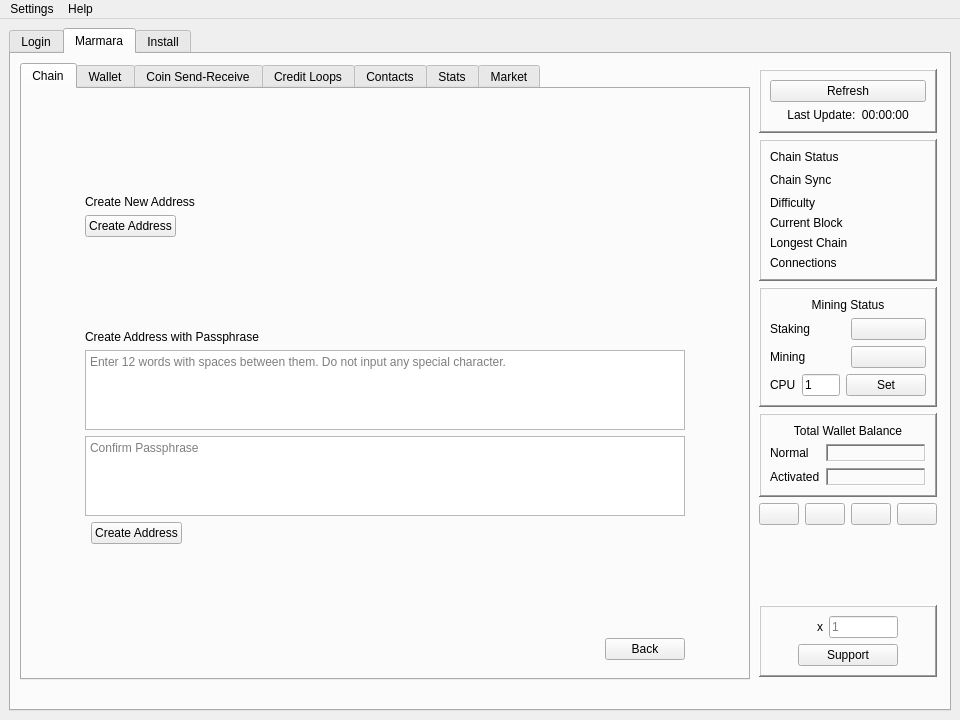
marmarachain/marmara-connector, file src/main/python/qtguidesign.ui: the form before one commit.
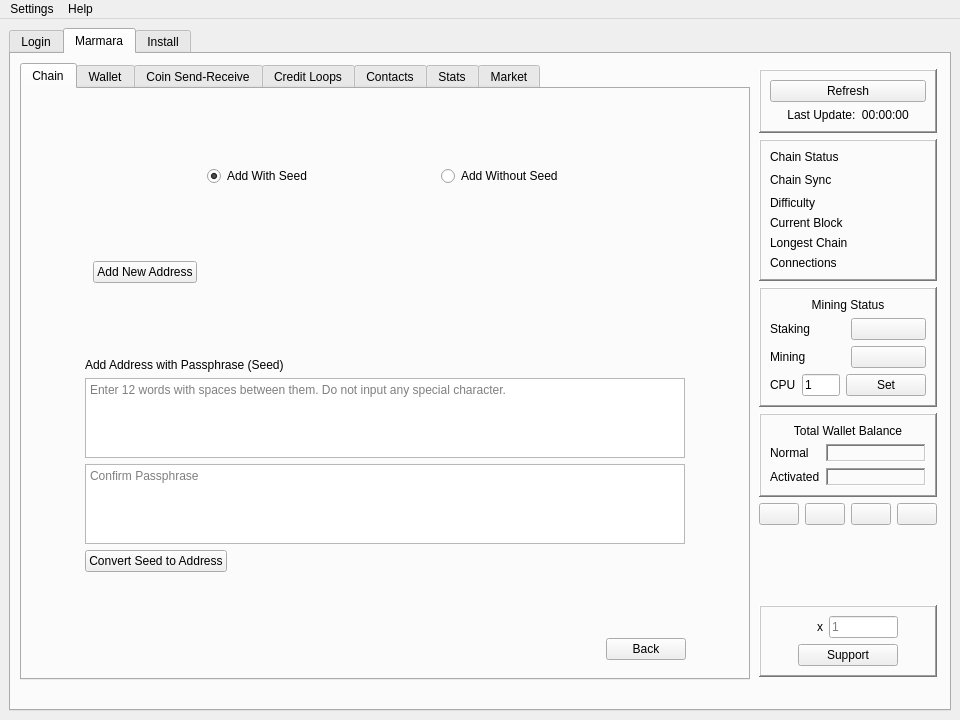
The form after the commit. The open tabs and pages were chosen to show the change.

Commit message: [add] address adding with seed and without seed radio buttons added. [ref] starting parameter node ip addresses changed and api requesting sequence from explorers changed

Diff of the .ui file:
```diff
--- a/src/main/python/qtguidesign.ui
+++ b/src/main/python/qtguidesign.ui
@@ -1161,10 +1161,10 @@
               </widget>
               <widget class="QWidget" name="add_address_page">
                <layout class="QGridLayout" name="gridLayout_39">
-                <item row="1" column="1">
+                <item row="0" column="1">
                  <layout class="QGridLayout" name="addaddress_page_Layout">
-                  <item row="8" column="0" colspan="3">
-                   <spacer name="verticalSpacer_10">
+                  <item row="2" column="0">
+                   <spacer name="verticalSpacer_52">
                     <property name="orientation">
                      <enum>Qt::Vertical</enum>
                     </property>
@@ -1176,42 +1176,17 @@
                     </property>
                    </spacer>
                   </item>
-                  <item row="0" column="0" colspan="3">
-                   <spacer name="verticalSpacer_13">
-                    <property name="orientation">
-                     <enum>Qt::Vertical</enum>
-                    </property>
-                    <property name="sizeHint" stdset="0">
-                     <size>
-                      <width>20</width>
-                      <height>40</height>
-                     </size>
-                    </property>
-                   </spacer>
-                  </item>
-                  <item row="3" column="0" colspan="3">
-                   <spacer name="verticalSpacer_14">
-                    <property name="orientation">
-                     <enum>Qt::Vertical</enum>
-                    </property>
-                    <property name="sizeHint" stdset="0">
-                     <size>
-                      <width>20</width>
-                      <height>40</height>
-                     </size>
-                    </property>
-                   </spacer>
-                  </item>
-                  <item row="1" column="0" colspan="3">
+                  <item row="3" column="0">
+                   <widget class="QFrame" name="new_address_frame">
                    <layout class="QGridLayout" name="new_address_Layout">
-                    <item row="2" column="1">
+                     <item row="1" column="1">
                      <widget class="QPushButton" name="newaddress_button">
                       <property name="text">
-                       <string>Create Address</string>
+                        <string>Add New Address</string>
                       </property>
                      </widget>
                     </item>
-                    <item row="2" column="2">
+                     <item row="1" column="2">
                      <spacer name="horizontalSpacer_28">
                       <property name="orientation">
                        <enum>Qt::Horizontal</enum>
@@ -1224,36 +1199,44 @@
                       </property>
                      </spacer>
                     </item>
-                    <item row="0" column="1" colspan="2">
-                     <widget class="QLabel" name="create_newaddress_label">
-                      <property name="text">
-                       <string>Create New Address</string>
-                      </property>
-                     </widget>
-                    </item>
-                   </layout>
+                    </layout>
+                   </widget>
                   </item>
-                  <item row="7" column="2">
-                   <spacer name="horizontalSpacer_40">
+                  <item row="4" column="0">
+                   <spacer name="verticalSpacer_14">
                     <property name="orientation">
-                     <enum>Qt::Horizontal</enum>
+                     <enum>Qt::Vertical</enum>
                     </property>
                     <property name="sizeHint" stdset="0">
                      <size>
-                      <width>40</width>
-                      <height>20</height>
+                      <width>20</width>
+                      <height>40</height>
                      </size>
                     </property>
                    </spacer>
                   </item>
-                  <item row="7" column="1">
-                   <widget class="QPushButton" name="address_seed_button">
-                    <property name="text">
-                     <string>Create Address</string>
+                  <item row="5" column="0">
+                   <widget class="QFrame" name="add_seed_address_frame">
+                    <property name="frameShape">
+                     <enum>QFrame::NoFrame</enum>
                     </property>
-                   </widget>
-                  </item>
-                  <item row="6" column="0" colspan="3">
+                    <property name="frameShadow">
+                     <enum>QFrame::Plain</enum>
+                    </property>
+                    <layout class="QGridLayout" name="gridLayout_54">
+                     <property name="leftMargin">
+                      <number>1</number>
+                     </property>
+                     <property name="topMargin">
+                      <number>1</number>
+                     </property>
+                     <property name="rightMargin">
+                      <number>1</number>
+                     </property>
+                     <property name="bottomMargin">
+                      <number>1</number>
+                     </property>
+                     <item row="2" column="0" colspan="2">
                    <widget class="QPlainTextEdit" name="confirm_passphrase_TextEdit">
                     <property name="minimumSize">
                      <size>
@@ -1275,14 +1258,7 @@
                     </property>
                    </widget>
                   </item>
-                  <item row="4" column="0" colspan="3">
-                   <widget class="QLabel" name="create_seed_label">
-                    <property name="text">
-                     <string>Create Address with Passphrase</string>
-                    </property>
-                   </widget>
-                  </item>
-                  <item row="5" column="0" colspan="3">
+                     <item row="1" column="0" colspan="2">
                    <widget class="QPlainTextEdit" name="passphrase_TextEdit">
                     <property name="minimumSize">
                      <size>
@@ -1310,9 +1286,129 @@
                     </property>
                    </widget>
                   </item>
-                 </layout>
-                </item>
-                <item row="2" column="1">
+                     <item row="0" column="0" colspan="2">
+                      <widget class="QLabel" name="create_seed_label">
+                       <property name="text">
+                        <string>Add Address with Passphrase (Seed)</string>
+                       </property>
+                      </widget>
+                     </item>
+                     <item row="3" column="0" colspan="2">
+                      <layout class="QHBoxLayout" name="horizontalLayout_7">
+                       <item>
+                        <widget class="QPushButton" name="address_seed_button">
+                         <property name="text">
+                          <string>Convert Seed to Address</string>
+                         </property>
+                        </widget>
+                       </item>
+                       <item>
+                        <spacer name="horizontalSpacer_40">
+                         <property name="orientation">
+                          <enum>Qt::Horizontal</enum>
+                         </property>
+                         <property name="sizeHint" stdset="0">
+                          <size>
+                           <width>40</width>
+                           <height>20</height>
+                          </size>
+                         </property>
+                        </spacer>
+                       </item>
+                      </layout>
+                     </item>
+                    </layout>
+                   </widget>
+                  </item>
+                  <item row="6" column="0">
+                   <spacer name="verticalSpacer_13">
+                    <property name="orientation">
+                     <enum>Qt::Vertical</enum>
+                    </property>
+                    <property name="sizeHint" stdset="0">
+                     <size>
+                      <width>20</width>
+                      <height>40</height>
+                     </size>
+                    </property>
+                   </spacer>
+                  </item>
+                  <item row="0" column="0">
+                   <spacer name="verticalSpacer_10">
+                    <property name="orientation">
+                     <enum>Qt::Vertical</enum>
+                    </property>
+                    <property name="sizeHint" stdset="0">
+                     <size>
+                      <width>20</width>
+                      <height>40</height>
+                     </size>
+                    </property>
+                   </spacer>
+                  </item>
+                  <item row="1" column="0">
+                   <layout class="QGridLayout" name="gridLayout_59">
+                    <item row="0" column="1">
+                     <widget class="QRadioButton" name="add_with_seed_radiobutton">
+                      <property name="text">
+                       <string>Add With Seed</string>
+                      </property>
+                      <property name="checked">
+                       <bool>true</bool>
+                      </property>
+                     </widget>
+                    </item>
+                    <item row="0" column="3">
+                     <widget class="QRadioButton" name="add_without_seed_radiobutton">
+                      <property name="text">
+                       <string>Add Without Seed</string>
+                      </property>
+                     </widget>
+                    </item>
+                    <item row="0" column="0">
+                     <spacer name="horizontalSpacer_44">
+                      <property name="orientation">
+                       <enum>Qt::Horizontal</enum>
+                      </property>
+                      <property name="sizeHint" stdset="0">
+                       <size>
+                        <width>40</width>
+                        <height>20</height>
+                       </size>
+                      </property>
+                     </spacer>
+                    </item>
+                    <item row="0" column="4">
+                     <spacer name="horizontalSpacer_55">
+                      <property name="orientation">
+                       <enum>Qt::Horizontal</enum>
+                      </property>
+                      <property name="sizeHint" stdset="0">
+                       <size>
+                        <width>40</width>
+                        <height>20</height>
+                       </size>
+                      </property>
+                     </spacer>
+                    </item>
+                    <item row="0" column="2">
+                     <spacer name="horizontalSpacer_58">
+                      <property name="orientation">
+                       <enum>Qt::Horizontal</enum>
+                      </property>
+                      <property name="sizeHint" stdset="0">
+                       <size>
+                        <width>40</width>
+                        <height>20</height>
+                       </size>
+                      </property>
+                     </spacer>
+                    </item>
+                   </layout>
+                  </item>
+                 </layout>
+                </item>
+                <item row="1" column="1">
                  <layout class="QHBoxLayout" name="address_backbutton_Layout">
                   <item>
                    <spacer name="horizontalSpacer_27">
@@ -1336,7 +1432,7 @@
                   </item>
                  </layout>
                 </item>
-                <item row="1" column="0" rowspan="2">
+                <item row="0" column="0" rowspan="2">
                  <spacer name="horizontalSpacer_31">
                   <property name="orientation">
                    <enum>Qt::Horizontal</enum>
@@ -1349,7 +1445,7 @@
                   </property>
                  </spacer>
                 </item>
-                <item row="1" column="3" rowspan="2">
+                <item row="0" column="3" rowspan="2">
                  <spacer name="horizontalSpacer_32">
                   <property name="orientation">
                    <enum>Qt::Horizontal</enum>
```
Left out of the diff: 4 changed lines with no effect on the pictures. Lines whose indentation alone changed are shown as unchanged. The commit also changes 5 other files.
